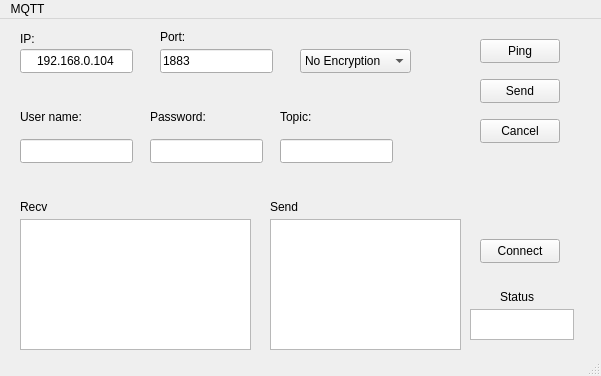
Qt form mainwindow.ui (LazyLoon05/MQTT_PC_pi) before a commit.
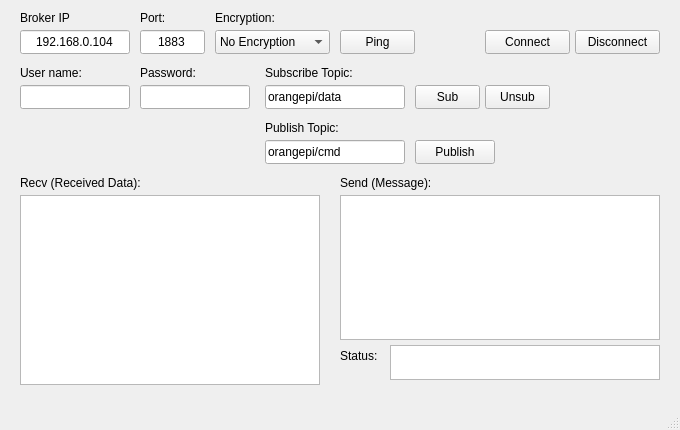
The same form after that commit.

Commit message: Step 1.2: Separate Publish and Subscribe topics, add dynamic Sub and Unsub buttons

The edit to the form file:
```diff
--- a/mainwindow.ui
+++ b/mainwindow.ui
@@ -6,64 +6,25 @@
    <rect>
     <x>0</x>
     <y>0</y>
-    <width>601</width>
-    <height>376</height>
+    <width>680</width>
+    <height>430</height>
    </rect>
   </property>
   <property name="windowTitle">
-   <string>MainWindow</string>
+   <string>Qt MQTT Client - PC</string>
   </property>
   <widget class="QWidget" name="centralwidget">
-   <widget class="QPushButton" name="PingButton">
+   <widget class="QLabel" name="label_4">
     <property name="geometry">
      <rect>
-      <x>480</x>
-      <y>20</y>
-      <width>80</width>
-      <height>24</height>
+      <x>20</x>
+      <y>10</y>
+      <width>50</width>
+      <height>16</height>
      </rect>
     </property>
     <property name="text">
-     <string>Ping</string>
-    </property>
-   </widget>
-   <widget class="QPushButton" name="SendButton">
-    <property name="geometry">
-     <rect>
-      <x>480</x>
-      <y>60</y>
-      <width>80</width>
-      <height>24</height>
-     </rect>
-    </property>
-    <property name="text">
-     <string>Send</string>
-    </property>
-   </widget>
-   <widget class="QPushButton" name="ConnectButton">
-    <property name="geometry">
-     <rect>
-      <x>480</x>
-      <y>220</y>
-      <width>80</width>
-      <height>24</height>
-     </rect>
-    </property>
-    <property name="text">
-     <string>Connect</string>
-    </property>
-   </widget>
-   <widget class="QPushButton" name="CancelButton">
-    <property name="geometry">
-     <rect>
-      <x>480</x>
-      <y>100</y>
-      <width>80</width>
-      <height>24</height>
-     </rect>
-    </property>
-    <property name="text">
-     <string>Cancel</string>
+     <string>Broker IP:</string>
     </property>
    </widget>
    <widget class="QLineEdit" name="IpEdit">
@@ -71,7 +32,7 @@
      <rect>
       <x>20</x>
       <y>30</y>
-      <width>113</width>
+      <width>110</width>
       <height>24</height>
      </rect>
     </property>
@@ -82,71 +43,12 @@
      <set>Qt::AlignCenter</set>
     </property>
    </widget>
-   <widget class="QPlainTextEdit" name="RecvEdit">
-    <property name="geometry">
-     <rect>
-      <x>20</x>
-      <y>200</y>
-      <width>231</width>
-      <height>131</height>
-     </rect>
-    </property>
-   </widget>
-   <widget class="QLabel" name="label">
-    <property name="geometry">
-     <rect>
-      <x>20</x>
-      <y>180</y>
-      <width>49</width>
-      <height>16</height>
-     </rect>
-    </property>
-    <property name="text">
-     <string>Recv</string>
-    </property>
-   </widget>
-   <widget class="QLineEdit" name="UserNameEdit">
-    <property name="geometry">
-     <rect>
-      <x>20</x>
-      <y>120</y>
-      <width>113</width>
-      <height>24</height>
-     </rect>
-    </property>
-   </widget>
-   <widget class="QLabel" name="label_2">
-    <property name="geometry">
-     <rect>
-      <x>280</x>
-      <y>90</y>
-      <width>49</width>
-      <height>16</height>
-     </rect>
-    </property>
-    <property name="text">
-     <string>Topic: </string>
-    </property>
-   </widget>
-   <widget class="QLineEdit" name="PortEdit">
-    <property name="geometry">
-     <rect>
-      <x>160</x>
-      <y>30</y>
-      <width>113</width>
-      <height>24</height>
-     </rect>
-    </property>
-    <property name="text">
-     <string>1883</string>
-    </property>
-   </widget>
    <widget class="QLabel" name="label_3">
     <property name="geometry">
      <rect>
-      <x>160</x>
+      <x>140</x>
       <y>10</y>
-      <width>49</width>
+      <width>40</width>
       <height>16</height>
      </rect>
     </property>
@@ -154,48 +56,41 @@
      <string>Port:</string>
     </property>
    </widget>
-   <widget class="QLabel" name="label_4">
+   <widget class="QLineEdit" name="PortEdit">
     <property name="geometry">
      <rect>
-      <x>20</x>
+      <x>140</x>
+      <y>30</y>
+      <width>65</width>
+      <height>24</height>
+     </rect>
+    </property>
+    <property name="text">
+     <string>1883</string>
+    </property>
+    <property name="alignment">
+     <set>Qt::AlignCenter</set>
+    </property>
+   </widget>
+   <widget class="QLabel" name="label_enc">
+    <property name="geometry">
+     <rect>
+      <x>215</x>
       <y>10</y>
-      <width>51</width>
-      <height>20</height>
-     </rect>
-    </property>
-    <property name="text">
-     <string>IP:</string>
-    </property>
-   </widget>
-   <widget class="QPlainTextEdit" name="SendEdit">
-    <property name="geometry">
-     <rect>
-      <x>270</x>
-      <y>200</y>
-      <width>191</width>
-      <height>131</height>
-     </rect>
-    </property>
-   </widget>
-   <widget class="QLabel" name="label_5">
-    <property name="geometry">
-     <rect>
-      <x>270</x>
-      <y>180</y>
-      <width>49</width>
+      <width>80</width>
       <height>16</height>
      </rect>
     </property>
     <property name="text">
-     <string>Send</string>
+     <string>Encryption:</string>
     </property>
    </widget>
    <widget class="QComboBox" name="Encryption">
     <property name="geometry">
      <rect>
-      <x>300</x>
+      <x>215</x>
       <y>30</y>
-      <width>111</width>
+      <width>115</width>
       <height>24</height>
      </rect>
     </property>
@@ -206,26 +101,55 @@
     </item>
     <item>
      <property name="text">
-      <string>Encryption</string>
+      <string>Encryption (SSL)</string>
      </property>
     </item>
    </widget>
-   <widget class="QLineEdit" name="PassEdit">
+   <widget class="QPushButton" name="PingButton">
     <property name="geometry">
      <rect>
-      <x>150</x>
-      <y>120</y>
-      <width>113</width>
+      <x>340</x>
+      <y>30</y>
+      <width>75</width>
       <height>24</height>
      </rect>
+    </property>
+    <property name="text">
+     <string>Ping</string>
+    </property>
+   </widget>
+   <widget class="QPushButton" name="ConnectButton">
+    <property name="geometry">
+     <rect>
+      <x>485</x>
+      <y>30</y>
+      <width>85</width>
+      <height>24</height>
+     </rect>
+    </property>
+    <property name="text">
+     <string>Connect</string>
+    </property>
+   </widget>
+   <widget class="QPushButton" name="CancelButton">
+    <property name="geometry">
+     <rect>
+      <x>575</x>
+      <y>30</y>
+      <width>85</width>
+      <height>24</height>
+     </rect>
+    </property>
+    <property name="text">
+     <string>Disconnect</string>
     </property>
    </widget>
    <widget class="QLabel" name="label_6">
     <property name="geometry">
      <rect>
       <x>20</x>
-      <y>90</y>
-      <width>71</width>
+      <y>65</y>
+      <width>70</width>
       <height>16</height>
      </rect>
     </property>
@@ -233,12 +157,22 @@
      <string>User name:</string>
     </property>
    </widget>
+   <widget class="QLineEdit" name="UserNameEdit">
+    <property name="geometry">
+     <rect>
+      <x>20</x>
+      <y>85</y>
+      <width>110</width>
+      <height>24</height>
+     </rect>
+    </property>
+   </widget>
    <widget class="QLabel" name="label_7">
     <property name="geometry">
      <rect>
-      <x>150</x>
-      <y>90</y>
-      <width>71</width>
+      <x>140</x>
+      <y>65</y>
+      <width>70</width>
       <height>16</height>
      </rect>
     </property>
@@ -246,37 +180,174 @@
      <string>Password:</string>
     </property>
    </widget>
-   <widget class="QLineEdit" name="TopicEdit">
+   <widget class="QLineEdit" name="PassEdit">
     <property name="geometry">
      <rect>
-      <x>280</x>
+      <x>140</x>
+      <y>85</y>
+      <width>110</width>
+      <height>24</height>
+     </rect>
+    </property>
+   </widget>
+   <widget class="QLabel" name="label_sub">
+    <property name="geometry">
+     <rect>
+      <x>265</x>
+      <y>65</y>
+      <width>100</width>
+      <height>16</height>
+     </rect>
+    </property>
+    <property name="text">
+     <string>Subscribe Topic:</string>
+    </property>
+   </widget>
+   <widget class="QLineEdit" name="SubTopicEdit">
+    <property name="geometry">
+     <rect>
+      <x>265</x>
+      <y>85</y>
+      <width>140</width>
+      <height>24</height>
+     </rect>
+    </property>
+    <property name="text">
+     <string>orangepi/data</string>
+    </property>
+   </widget>
+   <widget class="QPushButton" name="SubButton">
+    <property name="geometry">
+     <rect>
+      <x>415</x>
+      <y>85</y>
+      <width>65</width>
+      <height>24</height>
+     </rect>
+    </property>
+    <property name="text">
+     <string>Sub</string>
+    </property>
+   </widget>
+   <widget class="QPushButton" name="UnsubButton">
+    <property name="geometry">
+     <rect>
+      <x>485</x>
+      <y>85</y>
+      <width>65</width>
+      <height>24</height>
+     </rect>
+    </property>
+    <property name="text">
+     <string>Unsub</string>
+    </property>
+   </widget>
+   <widget class="QLabel" name="label_pub">
+    <property name="geometry">
+     <rect>
+      <x>265</x>
       <y>120</y>
-      <width>113</width>
+      <width>100</width>
+      <height>16</height>
+     </rect>
+    </property>
+    <property name="text">
+     <string>Publish Topic:</string>
+    </property>
+   </widget>
+   <widget class="QLineEdit" name="PubTopicEdit">
+    <property name="geometry">
+     <rect>
+      <x>265</x>
+      <y>140</y>
+      <width>140</width>
       <height>24</height>
      </rect>
     </property>
+    <property name="text">
+     <string>orangepi/cmd</string>
+    </property>
    </widget>
-   <widget class="QPlainTextEdit" name="StatusEdit">
+   <widget class="QPushButton" name="SendButton">
     <property name="geometry">
      <rect>
-      <x>470</x>
-      <y>290</y>
-      <width>104</width>
-      <height>31</height>
+      <x>415</x>
+      <y>140</y>
+      <width>80</width>
+      <height>24</height>
+     </rect>
+    </property>
+    <property name="text">
+     <string>Publish</string>
+    </property>
+   </widget>
+   <widget class="QLabel" name="label">
+    <property name="geometry">
+     <rect>
+      <x>20</x>
+      <y>175</y>
+      <width>150</width>
+      <height>16</height>
+     </rect>
+    </property>
+    <property name="text">
+     <string>Recv (Received Data):</string>
+    </property>
+   </widget>
+   <widget class="QPlainTextEdit" name="RecvEdit">
+    <property name="geometry">
+     <rect>
+      <x>20</x>
+      <y>195</y>
+      <width>300</width>
+      <height>190</height>
+     </rect>
+    </property>
+   </widget>
+   <widget class="QLabel" name="label_5">
+    <property name="geometry">
+     <rect>
+      <x>340</x>
+      <y>175</y>
+      <width>120</width>
+      <height>16</height>
+     </rect>
+    </property>
+    <property name="text">
+     <string>Send (Message):</string>
+    </property>
+   </widget>
+   <widget class="QPlainTextEdit" name="SendEdit">
+    <property name="geometry">
+     <rect>
+      <x>340</x>
+      <y>195</y>
+      <width>320</width>
+      <height>145</height>
      </rect>
     </property>
    </widget>
    <widget class="QLabel" name="label_8">
     <property name="geometry">
      <rect>
-      <x>500</x>
-      <y>270</y>
-      <width>49</width>
+      <x>340</x>
+      <y>348</y>
+      <width>50</width>
       <height>16</height>
      </rect>
     </property>
     <property name="text">
-     <string>Status</string>
+     <string>Status:</string>
+    </property>
+   </widget>
+   <widget class="QPlainTextEdit" name="StatusEdit">
+    <property name="geometry">
+     <rect>
+      <x>390</x>
+      <y>345</y>
+      <width>270</width>
+      <height>35</height>
+     </rect>
     </property>
    </widget>
   </widget>
@@ -285,16 +356,10 @@
     <rect>
      <x>0</x>
      <y>0</y>
-     <width>601</width>
+     <width>680</width>
      <height>21</height>
     </rect>
    </property>
-   <widget class="QMenu" name="menuMQTT">
-    <property name="title">
-     <string>MQTT</string>
-    </property>
-   </widget>
-   <addaction name="menuMQTT"/>
   </widget>
   <widget class="QStatusBar" name="statusbar"/>
  </widget>
```
The commit also changes 2 other files.
